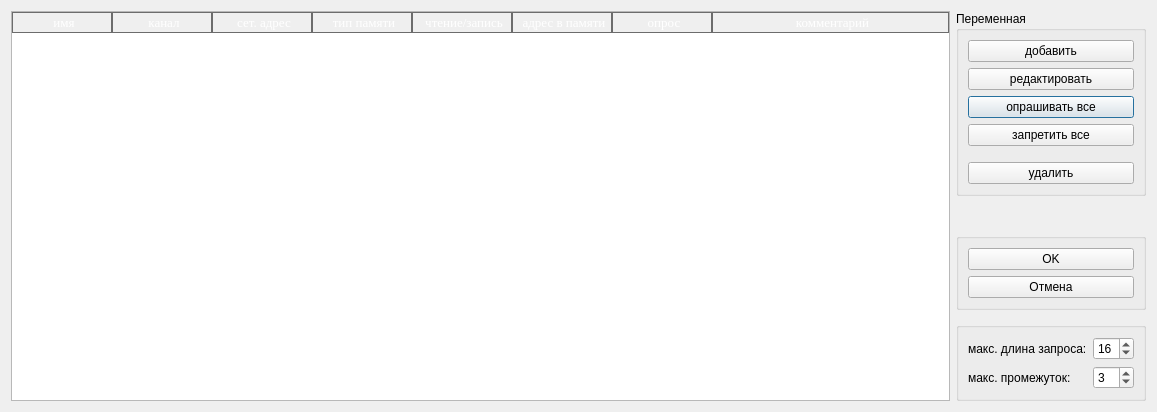
atikbif/relkonIDE, file ModbusMaster/modbusconfdialog.ui: the form before one commit.
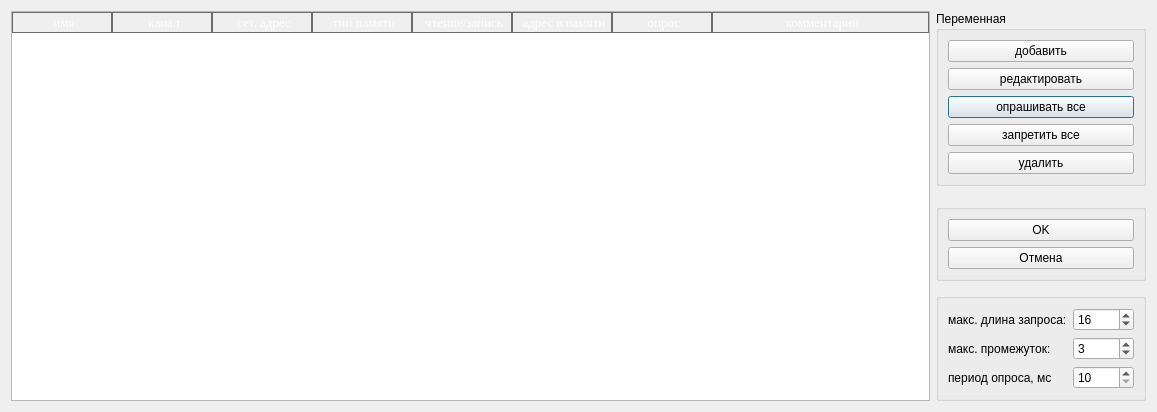
The form after the commit.

What changed in the file:
```diff
--- a/ModbusMaster/modbusconfdialog.ui
+++ b/ModbusMaster/modbusconfdialog.ui
@@ -220,7 +220,7 @@
          <number>1</number>
         </property>
         <property name="maximum">
-         <number>64</number>
+         <number>32</number>
         </property>
         <property name="value">
          <number>16</number>
@@ -237,13 +237,30 @@
       <item row="1" column="1">
        <widget class="QSpinBox" name="spinBoxMaxBreak">
         <property name="maximum">
-         <number>64</number>
+         <number>32</number>
         </property>
         <property name="value">
          <number>3</number>
         </property>
        </widget>
       </item>
+      <item row="2" column="0">
+       <widget class="QLabel" name="label">
+        <property name="text">
+         <string>период опроса, мс</string>
+        </property>
+       </widget>
+      </item>
+      <item row="2" column="1">
+       <widget class="QSpinBox" name="spinBoxDelay">
+        <property name="minimum">
+         <number>10</number>
+        </property>
+        <property name="maximum">
+         <number>10000</number>
+        </property>
+       </widget>
+      </item>
      </layout>
     </widget>
    </item>
```
Left out of the diff: 14 changed lines with no effect on the pictures.
